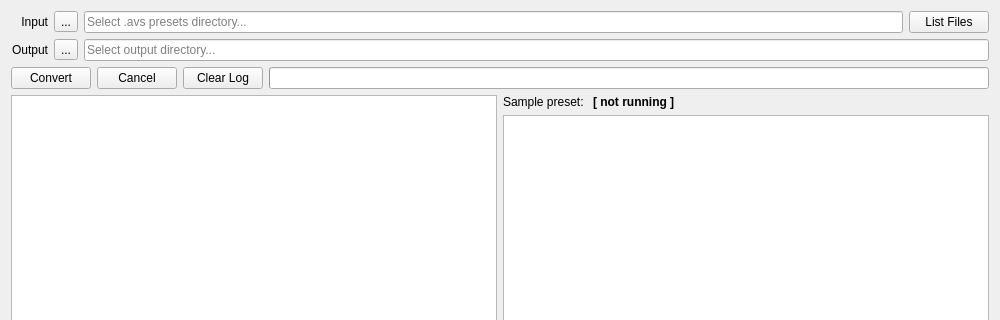
Qt form mainwindow.ui (grandchild/AVS-File-Decoder-Qt) before a commit; both pictures show x 0 to 1000 and y 0 to 320 of the 1000 by 720 pixel window.
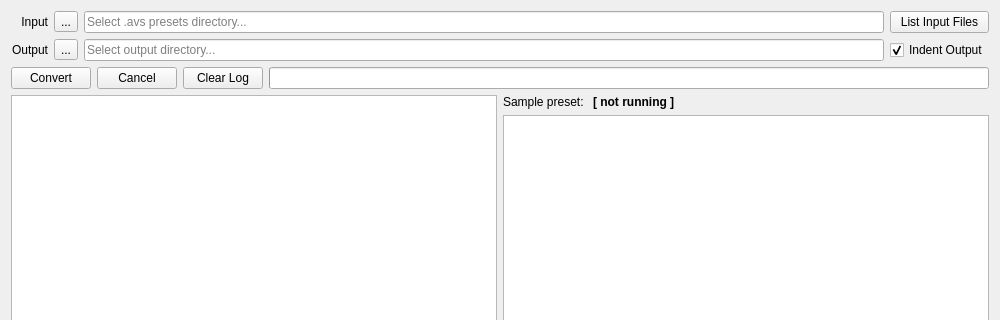
The same form after that commit.

Diff of the .ui file:
```diff
--- a/mainwindow.ui
+++ b/mainwindow.ui
@@ -63,11 +63,14 @@
      <item row="0" column="3">
       <widget class="QPushButton" name="listFilesButton">
        <property name="text">
-        <string>List Files</string>
+        <string>List Input Files</string>
+       </property>
+       <property name="shortcut">
+        <string>Ctrl+L</string>
        </property>
       </widget>
      </item>
-     <item row="1" column="2" colspan="2">
+     <item row="1" column="2">
       <widget class="QLineEdit" name="outputPathEdit">
        <property name="text">
         <string/>
@@ -77,6 +80,25 @@
        </property>
       </widget>
      </item>
+     <item row="1" column="3">
+      <widget class="QCheckBox" name="checkBox">
+       <property name="toolTip">
+        <string>&lt;html&gt;&lt;head/&gt;&lt;body&gt;&lt;p&gt;Ctrl+P&lt;/p&gt;&lt;p&gt;Uncheck this to save file size.&lt;/p&gt;&lt;/body&gt;&lt;/html&gt;</string>
+       </property>
+       <property name="layoutDirection">
+        <enum>Qt::LeftToRight</enum>
+       </property>
+       <property name="text">
+        <string>Indent Output</string>
+       </property>
+       <property name="shortcut">
+        <string>Ctrl+P</string>
+       </property>
+       <property name="checked">
+        <bool>true</bool>
+       </property>
+      </widget>
+     </item>
     </layout>
    </item>
    <item>
```
Left out of the diff: 42 changed lines with no effect on the pictures.
